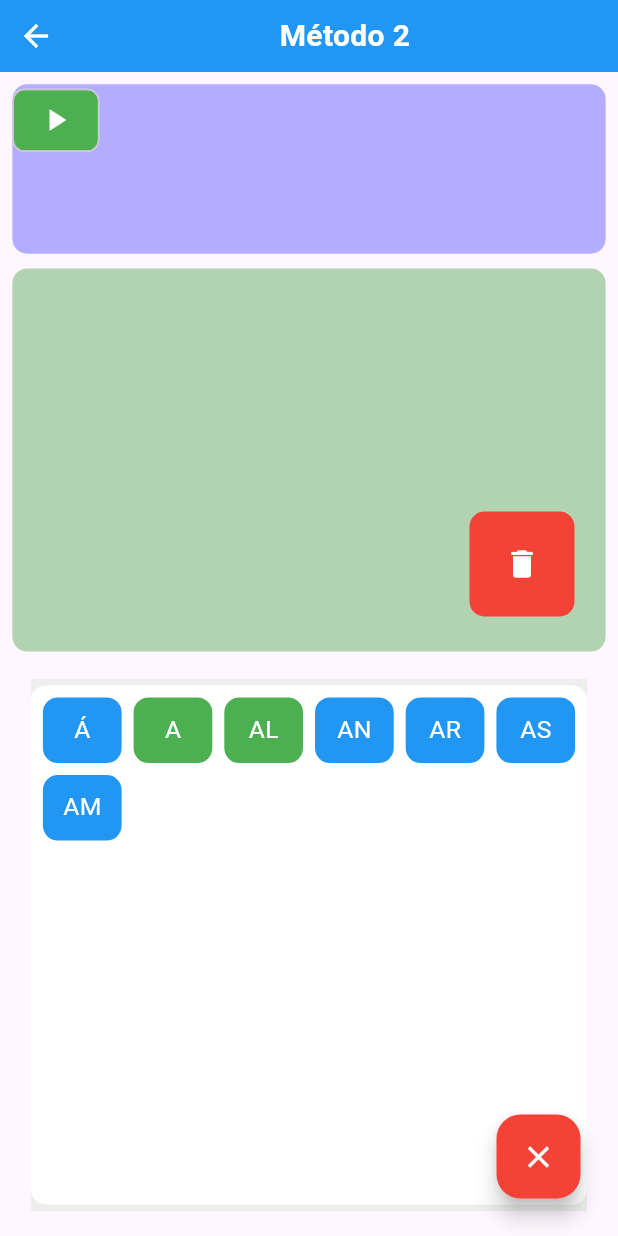
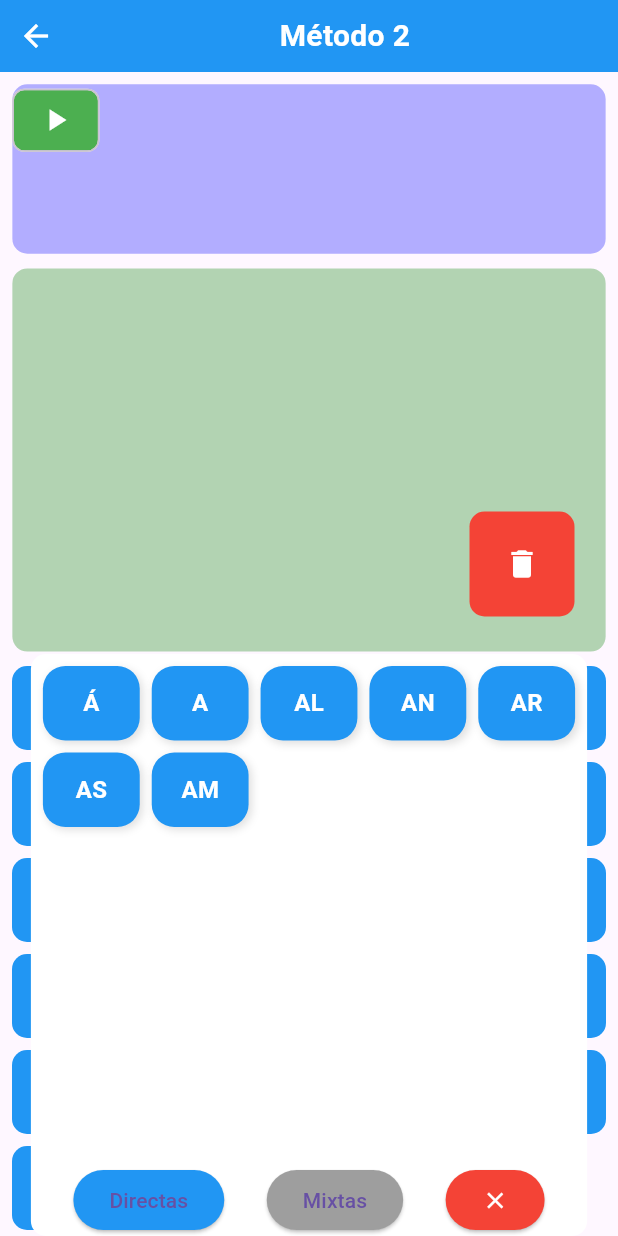
Before and after one commit to EVER1588/RubiApp, a Flutter app: the Metodo2Screen screen opened directly, after a tap on an icon or button, on a phone screen of 412 x 824 dp. Run offline on Flutter 3.47's test engine with Material 3 defaults, Android fonts, the phone set to English and light mode, and no system bars; our stand-ins replace flutter_tts, shared_preferences; accounts and stored records are empty.

Commit message:
nuevo diseño del los teclados

```diff
--- a/lib/constants/constants.dart
+++ b/lib/constants/constants.dart
@@ -31,7 +31,7 @@ const List<String> palabrasValidas = [
 "ENCUENTRO", "ENERGÍA", "ENFADO", "ENORME", "ENTRAR", "ENTRADA", "ENTRADAS", "ENTRANDO", "ENVIAR", "ERIZO", "ERIZOS",
 "ERROR", "ERRORES", "ESCALA", "ESCALAN", "ESCALANDO", "ESCALERA", "ESCALERAS", "ESCALÓN", "ESCALONES", "ESCONDE",
 "ESCONDEN", "ESCONDIDO", "ESCONDIDOS", "ESCONDITE", "ESCRIBE", "ESCRIBEN", "ESCRIBIR", "ESCRITORIO", "ESCRITORIOS",
-"ESCUCHAR", "ESFERA", "ESMERALDA", "ESMERALDAS", "ESPACIO", "ESPACIOS", "ESPIRAL", "ESTAR", "ESTRELLA", "ESTRELLAS",
+"ESCUCHAR", "ESFERA", "ESMERALDA", "ESMERALDAS", "ESPACIO", "ESPACIOS", "ESPIRAL", "ESTA", "ESTAS", "ESTAR", "ESTE", "ESTO", "ESTRELLA", "ESTRELLAS",
 "ESTUDIO", "ESTUDIOS", "ESTUFA", "ESTUFAS", "EXAMEN", "EXÁMENES", "FÁCIL", "FAMILIA", "FAMILIAS", "FE", "FELICES",
 "FELIZ", "FIESTA", "FIESTAS", "FLAMENCO", "FLAMENCOS", "FLOR", "FLORES", "FRASE", "FRASES", "FRÍO", "FRUTA", "FRUTAS",
 "FROTAR", "FUEGO", "FUEGOS", "FUENTE", "FUENTES", "FUERA", "FUERTE", "FUGAZ", "GALAXIA", "GALAXIAS", "GALLO", "GALLOS",
@@ -116,7 +116,7 @@ const Map<String, List<String>> silabasPorLetra = {
   "I": ["Í", "I", "IS", "IN", "IR", "IM"],
   "J": ["J", "JA", "JE", "JI", "JO", "JU", "JAS", "JES", "JIS", "JOS", "JUS"],
   "K": ["K", "KA", "KE", "KI", "KO", "KU"],
-  "L": ["L", "LA", "LE", "LI", "LO", "LU", "LAS", "LOS", "LUZ", "LLA", "LLE", "LLI", "LLO", "LLU"],
+  "L": ["L", "LA", "LE", "LI", "LO", "LOR", "LU", "LAS", "LOS", "LUZ", "LLA", "LLE", "LLI", "LLO", "LLU"],
   "M": ["M", "MA", "ME", "MI", "MO", "MU", "MAS", "MES", "MIS", "MOS"],
   "N": ["N", "NA", "NE", "NI", "NO", "NU"],
   "Ñ": ["Ñ", "ÑA", "ÑE", "ÑI", "ÑO", "ÑU"],
@@ -125,7 +125,7 @@ const Map<String, List<String>> silabasPorLetra = {
   "Q": ["Q", "QUE", "QUI"],
   "R": ["R", "RA", "RAL", "RE", "RI", "RO", "RU"],
   "S": ["S", "SA", "SE", "SI", "SO", "SU", "SAN", "SEN", "SIN", "SON", "SUN", "SAM", "SEM", "SIM", "SO", "SUM"],
-  "T": ["T", "TA", "TE", "TI", "TO", "TU", "TRA", "TRE", "TRI", "TRO", "TRU"],
+  "T": ["T", "TA", "TE", "TI", "TO", "TU", "TAS", "TES", "TIS", "TOS", "TUS", "TRA", "TRE", "TRI", "TRO", "TRU"],
   "U": ["Ú", "U", "UL", "UN", "UR", "US"],
   "V": ["V", "VA", "VE", "VI", "VO", "VU", "VAN", "VEN", "VIN", "VON", "VUN", "VAR", "VER", "VES", "VIR", "VOR", "VUR",
         "VAL", "VEL", "VEL", "VOL", "VUL",],
--- a/lib/screens/metodo2teclado_screen.dart
+++ b/lib/screens/metodo2teclado_screen.dart
@@ -3,130 +3,105 @@ import 'package:flutter/material.dart';
 import 'package:uuid/uuid.dart';
 import '../constants/constants.dart'; // Importar las funciones globales y silabasPorLetra
 
-class Metodo2Teclado extends StatelessWidget {
+class Metodo2Teclado extends StatefulWidget {
   final Function(String) onLetterPressed;
   final String letraSeleccionada;
-  final VoidCallback onClosePressed; // Nuevo parámetro para manejar el cierre
-  final Function(String) onSilabaDragged; // Nuevo parámetro para manejar el arrastre de sílabas
+  final VoidCallback onClosePressed;
+  final Function(String) onSilabaDragged;
 
   Metodo2Teclado({
     Key? key,
     required this.onLetterPressed,
     required this.letraSeleccionada,
-    required this.onClosePressed, // Asegúrate de marcarlo como requerido
-    required this.onSilabaDragged, // Asegúrate de marcarlo como requerido
+    required this.onClosePressed,
+    required this.onSilabaDragged,
   }) : super(key: key);
+
+  @override
+  _Metodo2TecladoState createState() => _Metodo2TecladoState();
+}
+
+class _Metodo2TecladoState extends State<Metodo2Teclado> {
+  String _categoriaSeleccionada = "Directas"; // Categoría seleccionada por defecto
+  List<String> _silabasDirectas = [];
+  List<String> _silabasMixtas = [];
+
+  @override
+  void didUpdateWidget(Metodo2Teclado oldWidget) {
+    super.didUpdateWidget(oldWidget);
+
+    // Restablecer la categoría solo si el teclado secundario se abre
+    if (oldWidget.letraSeleccionada.isEmpty && widget.letraSeleccionada.isNotEmpty) {
+      _categoriaSeleccionada = "Directas"; // Restablecer la categoría a "Directas"
+      _actualizarSilabas(widget.letraSeleccionada);
+    }
+  }
+
+  void _actualizarSilabas(String letra) {
+    // Obtener las sílabas correspondientes a la letra seleccionada
+    final todasLasSilabas = silabasPorLetra[letra.toUpperCase()] ?? [];
+
+    // Dividir las sílabas en directas y mixtas
+    setState(() {
+      _silabasDirectas = todasLasSilabas
+          .where((silaba) => silaba.length <= 2) // Ejemplo: sílabas directas (1-2 caracteres)
+          .toList();
+      _silabasMixtas = todasLasSilabas
+          .where((silaba) => silaba.length > 2) // Ejemplo: sílabas mixtas (3+ caracteres)
+          .toList();
+    });
+  }
 
   @override
   Widget build(BuildContext context) {
     final screenWidth = MediaQuery.of(context).size.width;
     final screenHeight = MediaQuery.of(context).size.height;
 
+    // Seleccionar la lista de sílabas según la categoría activa
+    final silabasActuales = _categoriaSeleccionada == "Directas"
+        ? _silabasDirectas
+        : _silabasMixtas;
+
     return Stack(
       children: [
-        // Teclado Principal
-        _buildTecladoPrincipal(screenWidth, screenHeight),
-
-        // Teclado Secundario (Flotante)
-        if (letraSeleccionada.isNotEmpty)
+        // Teclado Principal (siempre visible)
         Positioned.fill(
-            child: Stack(
+          child: Column(
             children: [
-                // Fondo semi-transparente
-                Container(
-                  color: Colors.black.withOpacity(0),
-                ),
-
-                // Contenido del teclado secundario
-                Center(
-                  child: Container(
-                    width: screenWidth * 0.9, // Cambia este valor para ajustar el ancho del teclado
-                    height: screenHeight * 0.42, // Cambia este valor para ajustar el alto del teclado
-                    decoration: BoxDecoration(
-                      color: Colors.white,
-                      borderRadius: BorderRadius.circular(10), // Bordes redondeados del teclado
-                    ),
+              Expanded(
                 child: GridView.builder(
                   padding: EdgeInsets.all(8),
-                      physics: NeverScrollableScrollPhysics(), // Desactivar el scroll interno del GridView
                   gridDelegate: SliverGridDelegateWithFixedCrossAxisCount(
-                        crossAxisCount: 6, // Número de columnas
-                        crossAxisSpacing: 8, // Espaciado horizontal entre bloques
-                        mainAxisSpacing: 8, // Espaciado vertical entre bloques
-                        childAspectRatio: 1.2, // Cambia este valor para ajustar la proporción (ancho:alto)
+                    crossAxisCount: 5, // Número de columnas
+                    crossAxisSpacing: 8,
+                    mainAxisSpacing: 8,
+                    childAspectRatio: 1.3, // Relación de aspecto 1:1 para bloques cuadrados
                   ),
-                      itemCount: silabasPorLetra[letraSeleccionada]?.length ?? 0,
+                  itemCount: silabasPorLetra.keys.length, // Número de letras
                   itemBuilder: (context, index) {
-                        final silaba = silabasPorLetra[letraSeleccionada]![index];
-                        final esSilabaEspecial = silabasEspeciales.contains(silaba);
+                    final letra = silabasPorLetra.keys.elementAt(index);
+                    final screenWidth = MediaQuery.of(context).size.width;
+                    final blockSize = (screenWidth - (8 * 6)) / 5; // Calcular tamaño del bloque
 
                     return GestureDetector(
                       onTap: () {
-                            // Leer la sílaba al tocar el bloque
-                            flutterTts.speak(silaba);
-                          },
-                          child: Draggable<Map<String, String>>(
-                            data: {
-                              'id': const Uuid().v4(),
-                              'contenido': silaba,
-                            },
-                            feedback: Material(
-                              child: Container(
-                                width: screenWidth * 0.15, // Ajusta el ancho
-                                height: (screenWidth * 0.15) / 1.2, // Mantiene la proporción 1.2 (ancho:alto)
-                                decoration: BoxDecoration(
-                                  color: esSilabaEspecial ? Colors.green : Colors.blue,
-                                  borderRadius: BorderRadius.circular(10), // Bordes redondeados
-                                ),
-                                child: Center(
-                                  child: Text(
-                                    silaba,
-                                    style: TextStyle(
-                                      color: Colors.white,
-                                      fontSize: screenWidth * 0.04, // Ajusta el tamaño del texto
-                                    ),
-                                  ),
-                                ),
-                              ),
-                            ),
-                            childWhenDragging: Opacity(
-                              opacity: 0.8, // Ajusta la opacidad si lo deseas
-                              child: Container(
-                                width: screenWidth * 0.15, // Ajusta el ancho
-                                height: (screenWidth * 0.15) / 1.2, // Ajusta el alto para mantener la proporción (1.2 es el childAspectRatio)
-                                decoration: BoxDecoration(
-                                  color: esSilabaEspecial ? Colors.green : Colors.blue,
-                                  borderRadius: BorderRadius.circular(10), // Bordes redondeados
-                                ),
-                                child: Center(
-                                  child: Text(
-                                    silaba,
-                                    style: TextStyle(
-                                      color: Colors.white,
-                                      fontSize: screenWidth * 0.04, // Ajusta el tamaño del texto
-                                    ),
-                                  ),
-                                ),
-                              ),
-                            ),
-                            onDragCompleted: () {
-                              // Llama a la función para cerrar el teclado secundario
-                              onClosePressed();
+                        widget.onLetterPressed(letra); // Seleccionar letra
                       },
                       child: Container(
-                              width: screenWidth * 0.15,
-                              height: screenWidth * 0.15,
+                        width: blockSize, // Ancho del bloque
+                        height: blockSize, // Alto del bloque
+                        padding: EdgeInsets.all(8),
                         decoration: BoxDecoration(
-                                color: esSilabaEspecial ? Colors.green : Colors.blue,
+                          color: Colors.blue,
                           borderRadius: BorderRadius.circular(10),
                         ),
                         child: Center(
                           child: Text(
-                                  silaba,
+                            letra,
                             style: TextStyle(
                               color: Colors.white,
-                                    fontSize: screenWidth * 0.04,
-                                  ),
+                              fontSize: 24, // Tamaño del texto
+                              fontWeight: FontWeight.bold, // Texto en negrita
                             ),
                           ),
                         ),
@@ -135,71 +110,177 @@ class Metodo2Teclado extends StatelessWidget {
                   },
                 ),
               ),
+            ],
+          ),
         ),
 
-                // Botón de cerrar
-                Positioned(
-                  bottom: 25, // Distancia desde abajo
-                  right: 25, // Distancia desde la derecha
-                  child: FloatingActionButton(
-                    onPressed: onClosePressed, // Llamar directamente al callback de cierre
-                    backgroundColor: Colors.red, // Color del botón
-                    child: Icon(Icons.close, color: Colors.white), // Ícono de cerrar
+        // Teclado Secundario (superpuesto)
+        if (widget.letraSeleccionada.isNotEmpty)
+          Positioned.fill(
+            child: Container(
+              color: Colors.black.withOpacity(0), // Fondo semi-transparente
+              child: Center(
+                child: Container(
+                  width: screenWidth * 0.9,
+                  height: screenHeight * 0.5,
+                  decoration: BoxDecoration(
+                    color: Colors.white,
+                    borderRadius: BorderRadius.circular(10),
+                  ),
+                  child: Column(
+                    children: [
+                      // Grid de sílabas
+                      Expanded(
+                        child: GridView.builder(
+                          padding: EdgeInsets.all(8),
+                          gridDelegate: SliverGridDelegateWithFixedCrossAxisCount(
+                            crossAxisCount: 5,
+                            crossAxisSpacing: 8,
+                            mainAxisSpacing: 8,
+                            childAspectRatio: 1.3, // Relación de aspecto ajustada (cuadrados)
+                          ),
+                          itemCount: silabasActuales.length,
+                          itemBuilder: (context, index) {
+                            final silaba = silabasActuales[index];
+                            return GestureDetector(
+                              onTap: () {
+                                flutterTts.speak(silaba); // Leer la sílaba
+                              },
+                              child: Draggable<Map<String, String>>(
+                                data: {
+                                  'contenido': silaba,
+                                },
+                                feedback: Material(
+                                  child: Container(
+                                    padding: EdgeInsets.all(12), // Aumentar el tamaño del bloque
+                                    decoration: BoxDecoration(
+                                      color: Colors.blue.shade700, // Color más oscuro para el feedback
+                                      borderRadius: BorderRadius.circular(15), // Bloques con bordes más redondeados
+                                      boxShadow: [
+                                        BoxShadow(
+                                          color: Colors.black26,
+                                          blurRadius: 4,
+                                          offset: Offset(2, 2), // Sombra para un efecto elevado
+                                        ),
+                                      ],
+                                    ),
+                                    child: Center(
+                                      child: Text(
+                                        silaba,
+                                        style: TextStyle(
+                                          color: Colors.white,
+                                          fontSize: 18, // Tamaño de texto más grande
+                                          fontWeight: FontWeight.bold, // Texto en negrita
                                         ),
                                       ),
+                                    ),
+                                  ),
+                                ),
+                                childWhenDragging: Opacity(
+                                  opacity: 0.5,
+                                  child: Container(
+                                    padding: EdgeInsets.all(12),
+                                    decoration: BoxDecoration(
+                                      color: Colors.blue,
+                                      borderRadius: BorderRadius.circular(15),
+                                    ),
+                                    child: Center(
+                                      child: Text(
+                                        silaba,
+                                        style: TextStyle(
+                                          color: Colors.white,
+                                          fontSize: 16, // Tamaño del texto cuando se está arrastrando
+                                          fontWeight: FontWeight.bold,
+                                        ),
+                                      ),
+                                    ),
+                                  ),
+                                ),
+                                child: Container(
+                                  padding: EdgeInsets.all(12), // Ajustar el tamaño del bloque
+                                  decoration: BoxDecoration(
+                                    color: Colors.blue,
+                                    borderRadius: BorderRadius.circular(15), // Bordes redondeados
+                                    boxShadow: [
+                                      BoxShadow(
+                                        color: Colors.black12,
+                                        blurRadius: 4,
+                                        offset: Offset(2, 2), // Sombra para un efecto elevado
+                                      ),
                                     ],
+                                  ),
+                                  child: Center(
+                                    child: Text(
+                                      silaba,
+                                      style: TextStyle(
+                                        color: Colors.white,
+                                        fontSize: 16, // Tamaño del texto del bloque principal
+                                        fontWeight: FontWeight.bold, // Texto en negrita
+                                      ),
+                                    ),
+                                  ),
+                                ),
+                                onDragEnd: (details) {
+                                  // Cerrar el teclado secundario al finalizar el arrastre
+                                  widget.onClosePressed();
+                                },
+                              ),
+                            );
+                          },
+                        ),
+                      ),
+
+                      // Botones de categoría y cerrar
+                      Row(
+                        mainAxisAlignment: MainAxisAlignment.spaceEvenly,
+                        children: [
+                          // Botón Directas
+                          ElevatedButton(
+                            onPressed: () {
+                              setState(() {
+                                _categoriaSeleccionada = "Directas";
+                              });
+                            },
+                            style: ElevatedButton.styleFrom(
+                              backgroundColor: _categoriaSeleccionada == "Directas"
+                                  ? Colors.blue
+                                  : Colors.grey,
+                            ),
+                            child: Text("Directas"),
+                          ),
+
+                          // Botón Mixtas
+                          ElevatedButton(
+                            onPressed: () {
+                              setState(() {
+                                _categoriaSeleccionada = "Mixtas";
+                              });
+                            },
+                            style: ElevatedButton.styleFrom(
+                              backgroundColor: _categoriaSeleccionada == "Mixtas"
+                                  ? Colors.blue
+                                  : Colors.grey,
+                            ),
+                            child: Text("Mixtas"),
+                          ),
+
+                          // Botón Cerrar
+                          ElevatedButton(
+                            onPressed: widget.onClosePressed,
+                            style: ElevatedButton.styleFrom(
+                              backgroundColor: Colors.red,
+                            ),
+                            child: Icon(Icons.close, color: Colors.white),
+                          ),
+                        ],
+                      ),
+                    ],
+                  ),
+                ),
+              ),
             ),
           ),
       ],
     );
   }
-
-  // Construye el teclado principal
-  Widget _buildTecladoPrincipal(double screenWidth, double screenHeight) {
-    final List<String> letras = [
-      'A', 'B', 'C', 'D', 'E', 'F', 'G', 'H', 'I', 'J', 'K', 'L', 'M',
-      'N', 'Ñ', 'O', 'P', 'Q', 'R', 'S', 'T', 'U', 'V', 'W', 'X', 'Y', 'Z'
-    ];
-
-    return Container(
-      width: screenWidth,
-      margin: EdgeInsets.symmetric(
-        horizontal: screenWidth * 0.05,
-        vertical: screenHeight * 0.02,
-      ),
-      color: Colors.grey[200],
-      child: GridView.builder(
-        padding: EdgeInsets.all(screenWidth * 0.02),
-        physics: NeverScrollableScrollPhysics(),
-        gridDelegate: SliverGridDelegateWithFixedCrossAxisCount(
-          crossAxisCount: 5,
-          crossAxisSpacing: screenWidth * 0.02,
-          mainAxisSpacing: screenHeight * 0.01,
-          childAspectRatio: 1.3,
-        ),
-        itemCount: letras.length,
-        itemBuilder: (context, index) {
-          final letra = letras[index];
-          return GestureDetector(
-            onTap: () => onLetterPressed(letra),
-            child: Container(
-              decoration: BoxDecoration(
-                color: Colors.blue,
-                borderRadius: BorderRadius.circular(8),
-              ),
-              alignment: Alignment.center,
-              child: Text(
-                letra,
-                style: TextStyle(
-                  fontSize: screenHeight * 0.025,
-                  fontWeight: FontWeight.bold,
-                  color: Colors.white,
-                ),
-              ),
-            ),
-          );
-        },
-      ),
-    );
 }
-}
```
Lines whose indentation alone changed are shown as unchanged.
